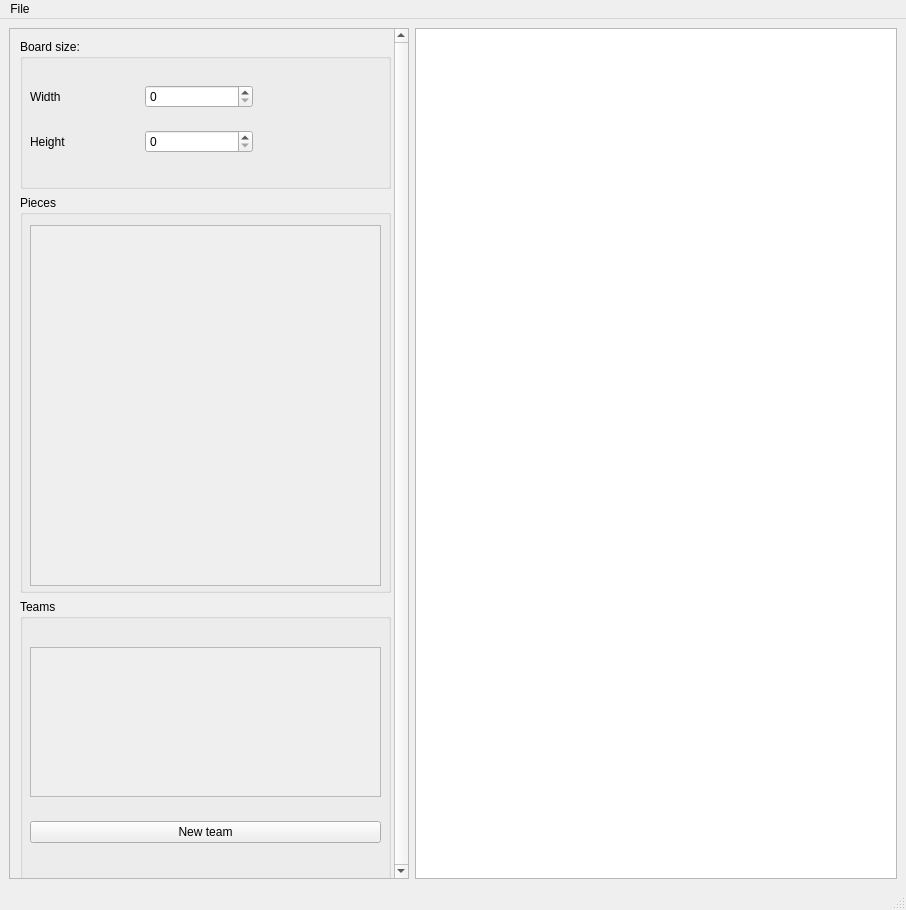
Above: tools/board_editor/ui_source/board_editor.ui from Bruno-Ed-cs/normal_chess before the change. Below: the same form after it.
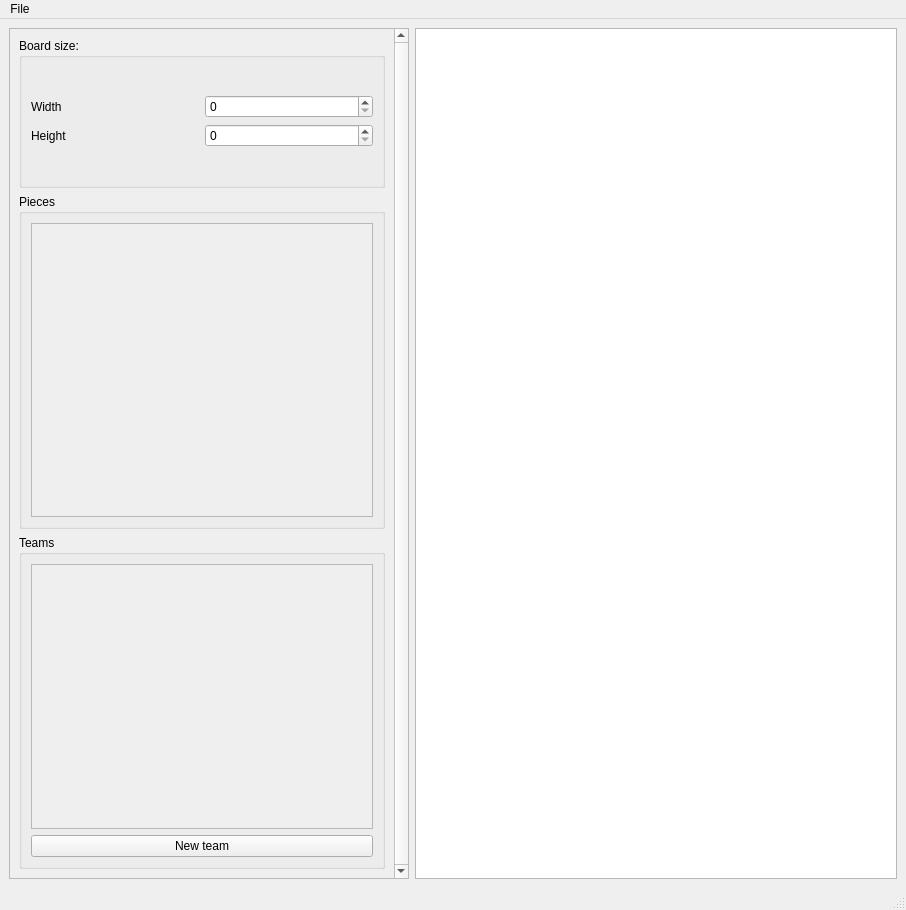
That is the form after the change.

Commit message: fixed layouts and added pieces buttons

```diff
--- a/tools/board_editor/ui_source/board_editor.ui
+++ b/tools/board_editor/ui_source/board_editor.ui
@@ -55,15 +55,8 @@
            <height>840</height>
           </rect>
          </property>
-         <widget class="QWidget" name="verticalLayoutWidget_3">
-          <property name="geometry">
-           <rect>
-            <x>10</x>
-            <y>10</y>
-            <width>371</width>
-            <height>958</height>
-           </rect>
-          </property>
+         <layout class="QVBoxLayout" name="verticalLayout_4">
+          <item>
           <layout class="QVBoxLayout" name="scrollBox">
            <item>
             <widget class="QGroupBox" name="BoardSizeBox">
@@ -82,15 +75,8 @@
              <property name="title">
               <string>Board size:</string>
              </property>
-             <widget class="QWidget" name="verticalLayoutWidget">
-              <property name="geometry">
-               <rect>
-                <x>10</x>
-                <y>30</y>
-                <width>223</width>
-                <height>101</height>
-               </rect>
-              </property>
+              <layout class="QVBoxLayout" name="verticalLayout_7">
+               <item>
               <layout class="QVBoxLayout" name="verticalLayout_2">
                <item>
                 <layout class="QHBoxLayout" name="WidthLayout">
@@ -129,7 +115,8 @@
                 </layout>
                </item>
               </layout>
-             </widget>
+               </item>
+              </layout>
             </widget>
            </item>
            <item>
@@ -137,40 +124,58 @@
              <property name="title">
               <string>Pieces</string>
              </property>
+              <layout class="QVBoxLayout" name="verticalLayout_5">
+               <item>
              <widget class="QScrollArea" name="PiecesScroll">
-              <property name="geometry">
-               <rect>
-                <x>10</x>
-                <y>30</y>
-                <width>351</width>
-                <height>361</height>
-               </rect>
+                 <property name="sizeAdjustPolicy">
+                  <enum>QAbstractScrollArea::SizeAdjustPolicy::AdjustToContents</enum>
               </property>
               <property name="widgetResizable">
                <bool>true</bool>
               </property>
               <widget class="QWidget" name="scrollAreaWidgetContents_2">
-               <property name="geometry">
-                <rect>
-                 <x>0</x>
-                 <y>0</y>
-                 <width>349</width>
-                 <height>359</height>
-                </rect>
-               </property>
-               <widget class="QWidget" name="verticalLayoutWidget_4">
+                  <property name="enabled">
+                   <bool>true</bool>
+                  </property>
                 <property name="geometry">
                  <rect>
                   <x>0</x>
                   <y>0</y>
-                  <width>341</width>
-                  <height>351</height>
-                 </rect>
-                </property>
-                <layout class="QVBoxLayout" name="PiecesContainer"/>
-               </widget>
-              </widget>
-             </widget>
+                    <width>338</width>
+                    <height>281</height>
+                   </rect>
+                  </property>
+                  <property name="sizePolicy">
+                   <sizepolicy hsizetype="Expanding" vsizetype="Expanding">
+                    <horstretch>0</horstretch>
+                    <verstretch>0</verstretch>
+                   </sizepolicy>
+                  </property>
+                  <layout class="QVBoxLayout" name="verticalLayout_3">
+                   <item>
+                    <layout class="QVBoxLayout" name="PiecesContainer">
+                     <property name="sizeConstraint">
+                      <enum>QLayout::SizeConstraint::SetNoConstraint</enum>
+                     </property>
+                     <property name="leftMargin">
+                      <number>5</number>
+                     </property>
+                     <property name="topMargin">
+                      <number>5</number>
+                     </property>
+                     <property name="rightMargin">
+                      <number>5</number>
+                     </property>
+                     <property name="bottomMargin">
+                      <number>10</number>
+                     </property>
+                    </layout>
+                   </item>
+                  </layout>
+                 </widget>
+                </widget>
+               </item>
+              </layout>
             </widget>
            </item>
            <item>
@@ -190,20 +195,13 @@
              <property name="title">
               <string>Teams</string>
              </property>
-             <widget class="QWidget" name="verticalLayoutWidget_2">
-              <property name="geometry">
-               <rect>
-                <x>10</x>
-                <y>30</y>
-                <width>351</width>
-                <height>232</height>
-               </rect>
-              </property>
+              <layout class="QVBoxLayout" name="verticalLayout_6">
+               <item>
               <layout class="QVBoxLayout" name="TeamsLayout">
                <item>
                 <widget class="QScrollArea" name="TeamsScrollArea">
                  <property name="sizePolicy">
-                  <sizepolicy hsizetype="Expanding" vsizetype="Fixed">
+                    <sizepolicy hsizetype="Ignored" vsizetype="Expanding">
                    <horstretch>0</horstretch>
                    <verstretch>0</verstretch>
                   </sizepolicy>
@@ -222,8 +220,8 @@
                    <rect>
                     <x>0</x>
                     <y>0</y>
-                    <width>347</width>
-                    <height>148</height>
+                      <width>336</width>
+                      <height>246</height>
                    </rect>
                   </property>
                  </widget>
@@ -237,11 +235,13 @@
                 </widget>
                </item>
               </layout>
-             </widget>
-            </widget>
            </item>
           </layout>
          </widget>
+            </item>
+           </layout>
+          </item>
+         </layout>
         </widget>
        </widget>
       </item>
```
Lines whose indentation alone changed are shown as unchanged. The commit also changes 5 other files.
